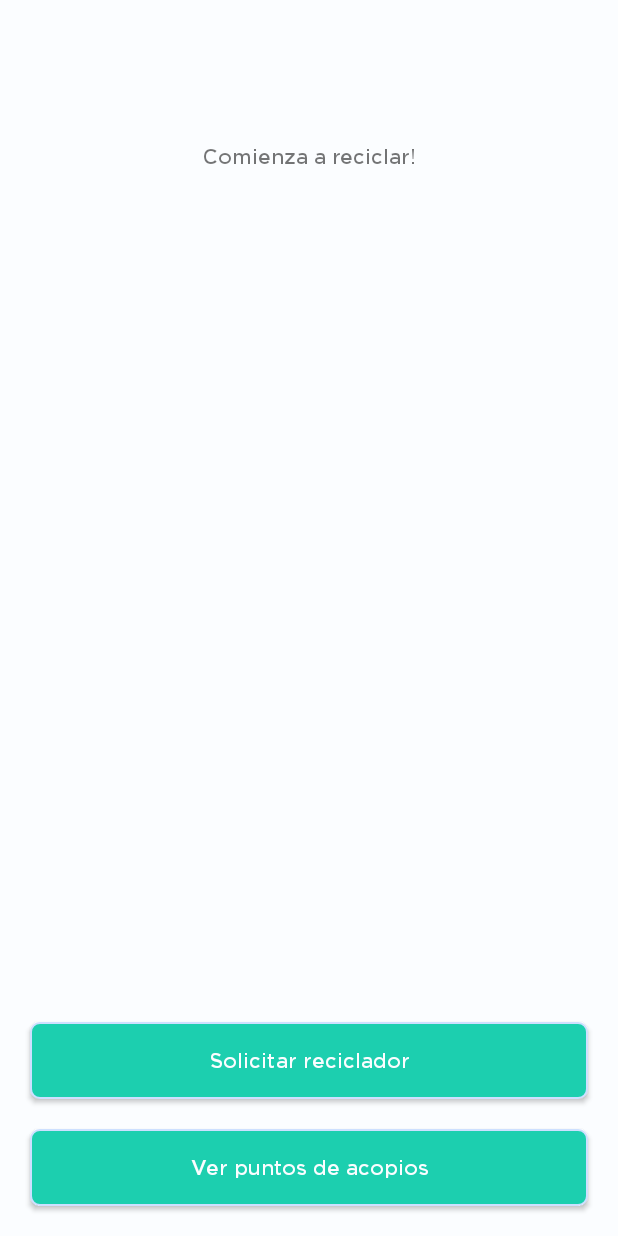
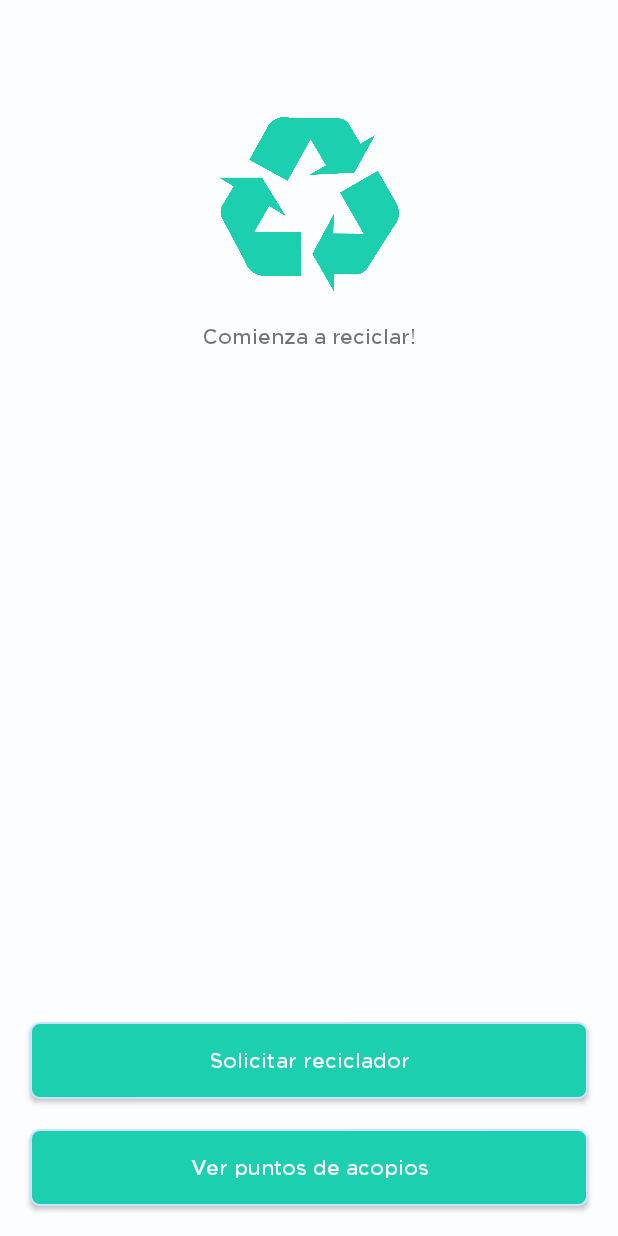
Before and after one commit to doapps/ecolec-android, an Android app: the HomeActivity screen opened directly, with no data from a screen before it, on a phone screen of 412 x 824 dp. Run offline under Robolectric (Android 15) with nearby library versions, the phone set to English and light mode, and no system bars.

Commit message:
Add icon

```diff
--- a/app/src/main/java/com/ecolec/cliente/MainActivity.kt
+++ b/app/src/main/java/com/ecolec/cliente/MainActivity.kt
@@ -54,7 +54,7 @@ class MainActivity : AppCompatActivity() {
                             if (response.isSuccessful) {
                                 Setting.id = response.body()?.asJsonObject?.get("id")?.asInt ?: 0
                                 Log.e("DATA_LO", "- ${Setting.id}")
-                                startActivity(Intent(applicationContext, MapsActivity::class.java))
+                                startActivity(Intent(applicationContext, HomeActivity::class.java))
                             } else {
                                 val errorBody = JsonParser().parse(response.errorBody()?.string()).asJsonObject
                                 Toast.makeText(applicationContext, errorBody["message"].asString, Toast.LENGTH_SHORT).show()
--- a/app/src/main/res/layout/activity_home.xml
+++ b/app/src/main/res/layout/activity_home.xml
@@ -13,13 +13,14 @@
 
     <ImageView
         android:id="@+id/imageView2"
-        android:layout_width="wrap_content"
-        android:layout_height="wrap_content"
+        android:layout_width="120dp"
+        android:tint="@color/colorAccent"
+        android:layout_height="120dp"
         android:layout_marginTop="20dp"
         app:layout_constraintEnd_toEndOf="parent"
         app:layout_constraintStart_toStartOf="parent"
         app:layout_constraintTop_toBottomOf="@+id/include2"
-        tools:srcCompat="@tools:sample/avatars" />
+        app:srcCompat="@drawable/recycle" />
 
     <TextView
         android:id="@+id/textView2"
```
Also changed, not shown: app/src/main/res/drawable/recycle.png (added).
